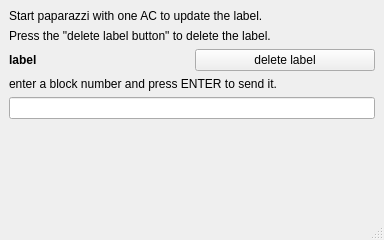
Before: the Qt Designer form example/mainwindow.ui in Fabien-B/pprzlinkQt, drawn with Qt 5.
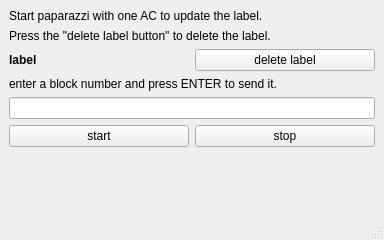
After: the same form once the commit is applied.

```diff
--- a/example/mainwindow.ui
+++ b/example/mainwindow.ui
@@ -64,6 +64,24 @@
       </item>
      </layout>
     </item>
+    <item>
+     <layout class="QHBoxLayout" name="horizontalLayout_3">
+      <item>
+       <widget class="QPushButton" name="start_btn">
+        <property name="text">
+         <string>start</string>
+        </property>
+       </widget>
+      </item>
+      <item>
+       <widget class="QPushButton" name="stop_btn">
+        <property name="text">
+         <string>stop</string>
+        </property>
+       </widget>
+      </item>
+     </layout>
+    </item>
     <item>
      <spacer name="verticalSpacer">
       <property name="orientation">
```
